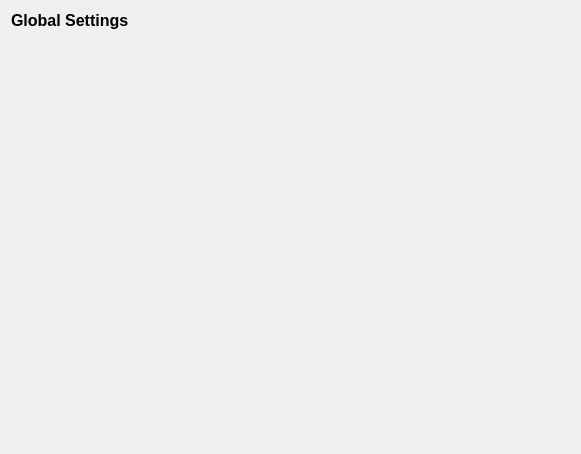
Above: forms/PageGlobalSettings.ui from ThomasEscalle/WombatAutoRig before the change. Below: the same form after it.
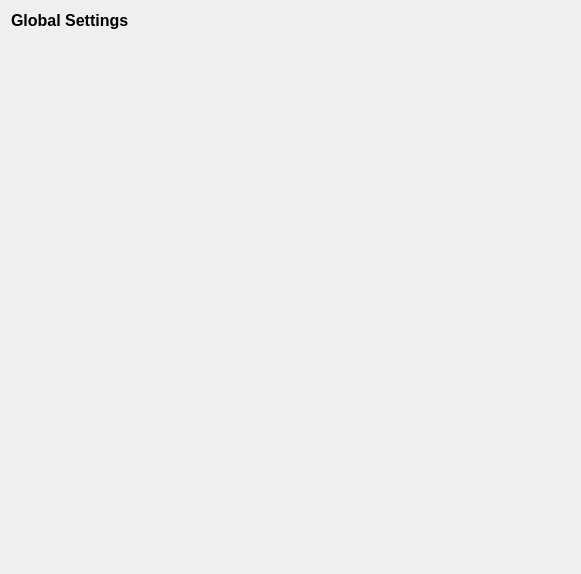
That is the form after the change.

Commit message: Implement the Selection widget in the global settings page

```diff
--- a/forms/PageGlobalSettings.ui
+++ b/forms/PageGlobalSettings.ui
@@ -7,7 +7,7 @@
     <x>0</x>
     <y>0</y>
     <width>581</width>
-    <height>454</height>
+    <height>574</height>
    </rect>
   </property>
   <property name="windowTitle">
@@ -50,27 +50,14 @@
        <rect>
         <x>0</x>
         <y>0</y>
-        <width>563</width>
-        <height>68</height>
+        <width>555</width>
+        <height>474</height>
        </rect>
       </property>
       <layout class="QFormLayout" name="formLayout"/>
      </widget>
     </widget>
    </item>
-   <item>
-    <spacer name="verticalSpacer">
-     <property name="orientation">
-      <enum>Qt::Orientation::Vertical</enum>
-     </property>
-     <property name="sizeHint" stdset="0">
-      <size>
-       <width>20</width>
-       <height>363</height>
-      </size>
-     </property>
-    </spacer>
-   </item>
   </layout>
  </widget>
  <resources/>
```
Left out of the diff: 5 changed lines with no effect on the pictures. The commit also changes 8 other files.
